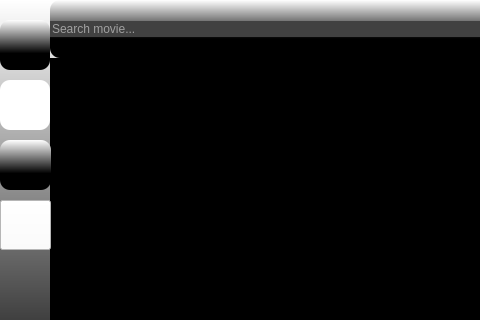
Above: ui/CRUD.ui from xbinh47/PTI_TungNam_DaiKhang before the change; both pictures show x 0 to 480 and y 0 to 320 of the 1000 by 636 pixel window. Below: the same form after it.
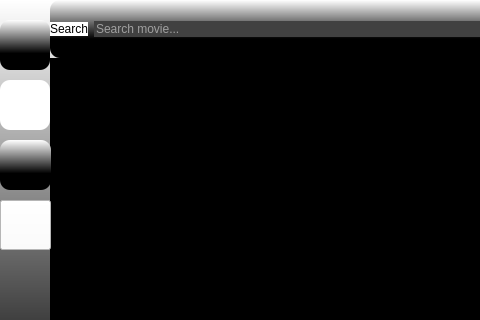
That is the form after the change. Icons and pictures are not drawn.

```diff
--- a/ui/CRUD.ui
+++ b/ui/CRUD.ui
@@ -70,6 +70,18 @@
         <property name="rightMargin">
          <number>0</number>
         </property>
+        <item>
+         <widget class="QPushButton" name="searchBtn">
+          <property name="styleSheet">
+           <string notr="true">background-color:rgb(255, 255, 255);
+border-radius:10px;
+font: 700 11pt &quot;Segoe UI&quot;;</string>
+          </property>
+          <property name="text">
+           <string>Search</string>
+          </property>
+         </widget>
+        </item>
         <item>
          <widget class="QLineEdit" name="searchEdit">
           <property name="styleSheet">
```
